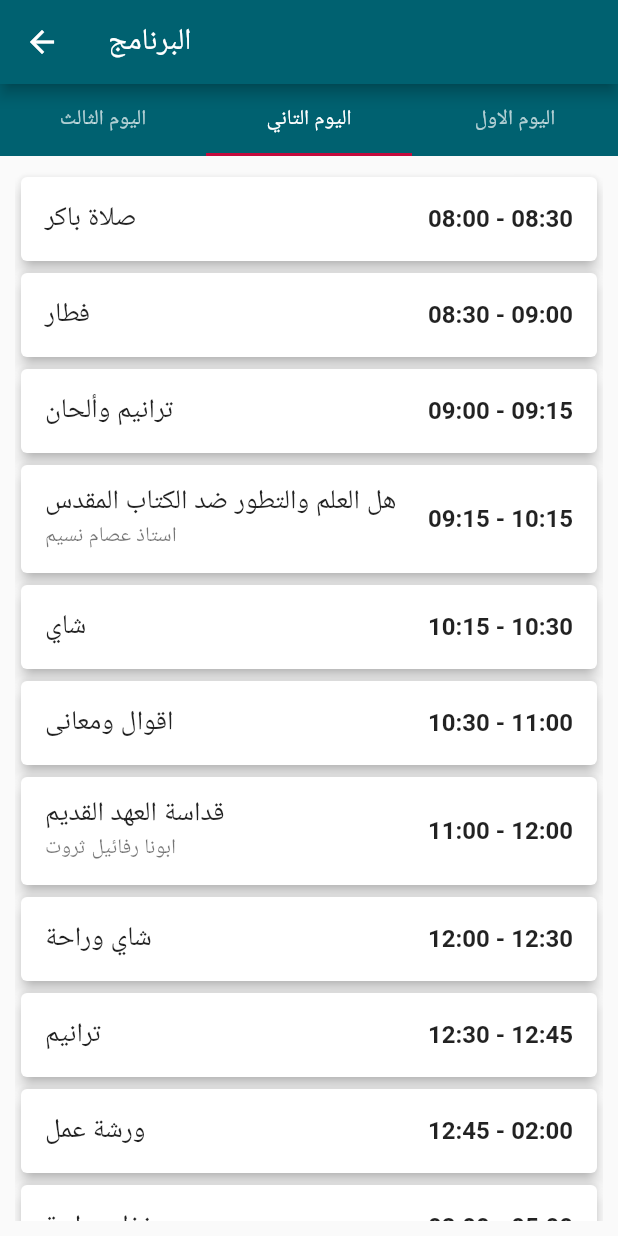
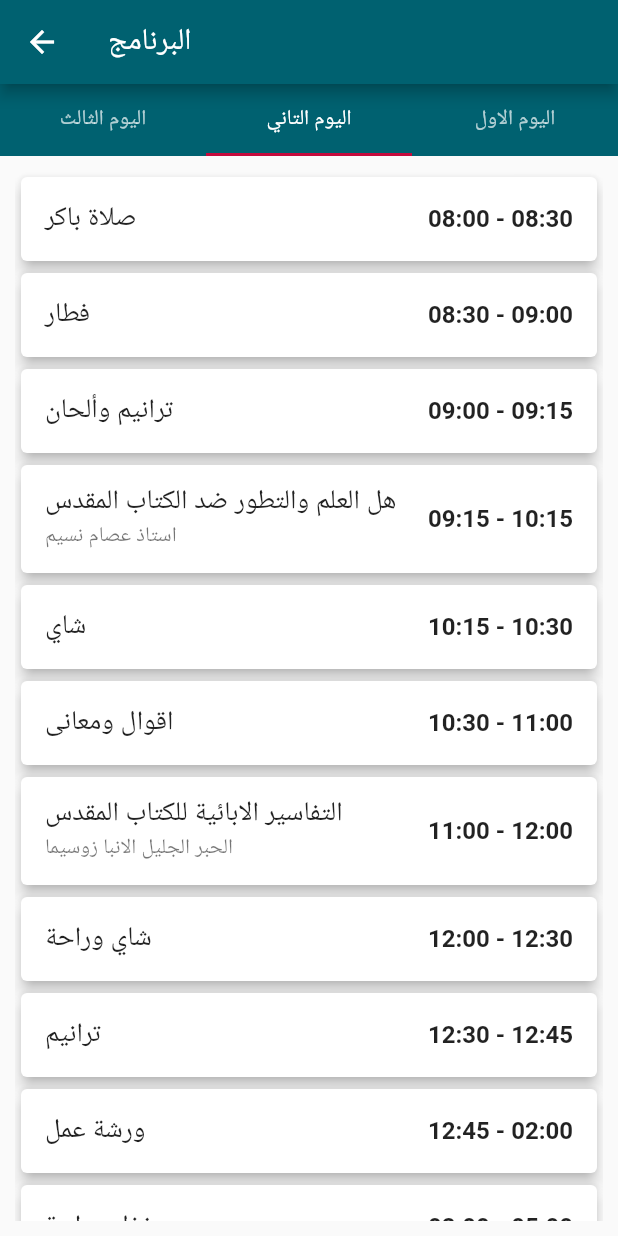
Before and after one commit to MinaSamirCap/MHATB, a Flutter app: the ProgramScreen screen opened by its route, tab 2 chosen, on a phone screen of 412 x 824 dp. Run offline on Flutter 3.47's test engine with Material 2 defaults, Android fonts, the phone set to English and light mode, and no system bars.

Commit message:
changed the order of program

```diff
--- a/lib/utils/resources.dart
+++ b/lib/utils/resources.dart
@@ -128,8 +128,8 @@ const DAY_2_MAP = [
   },
   {
     TIME_KEY: '11:00 - 12:00',
-    TITLE_KEY: 'قداسة العهد القديم',
-    DETAILS_KEY: 'ابونا رفائيل ثروت',
+    TITLE_KEY: 'التفاسير الابائية للكتاب المقدس',
+    DETAILS_KEY: 'الحبر الجليل الانبا زوسيما',
   },
   {
     TIME_KEY: '12:00 - 12:30',
@@ -168,8 +168,8 @@ const DAY_2_MAP = [
   },
   {
     TIME_KEY: '07:15 - 08:15',
-    TITLE_KEY: 'التفاسير الابائية للكتاب المقدس',
-    DETAILS_KEY: 'الحبر الجليل الانبا زوسيما',
+    TITLE_KEY: 'قداسة العهد القديم',
+    DETAILS_KEY: 'ابونا رفائيل ثروت',
   },
   {
     TIME_KEY: '08:15 - 08:45',
```
